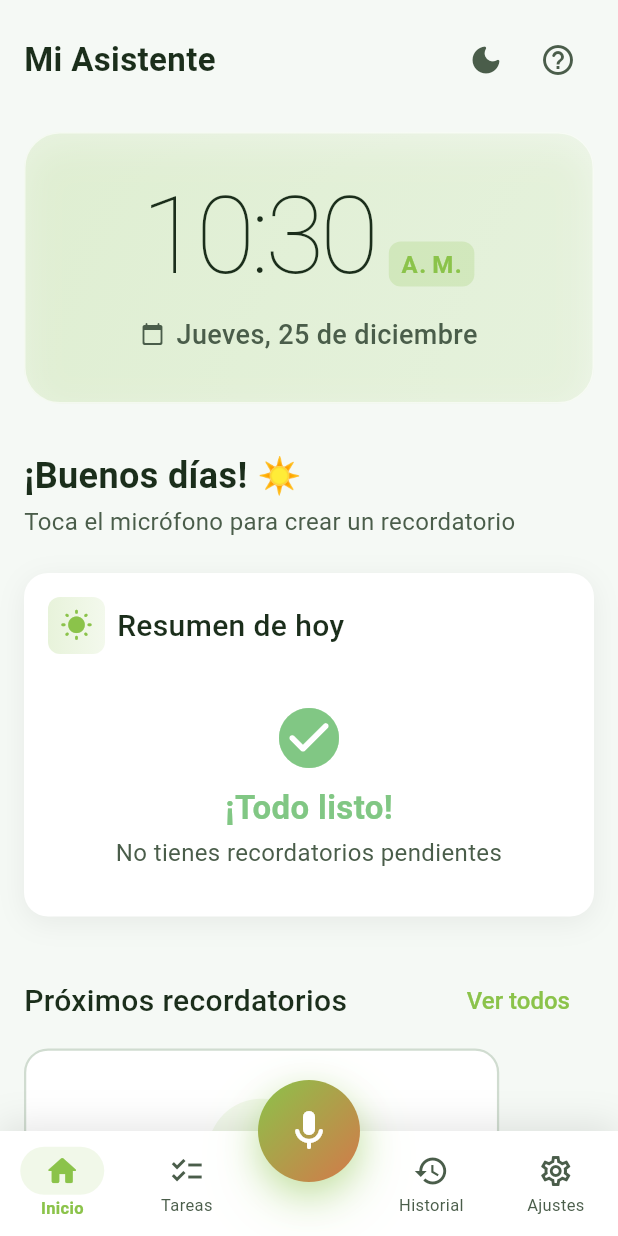
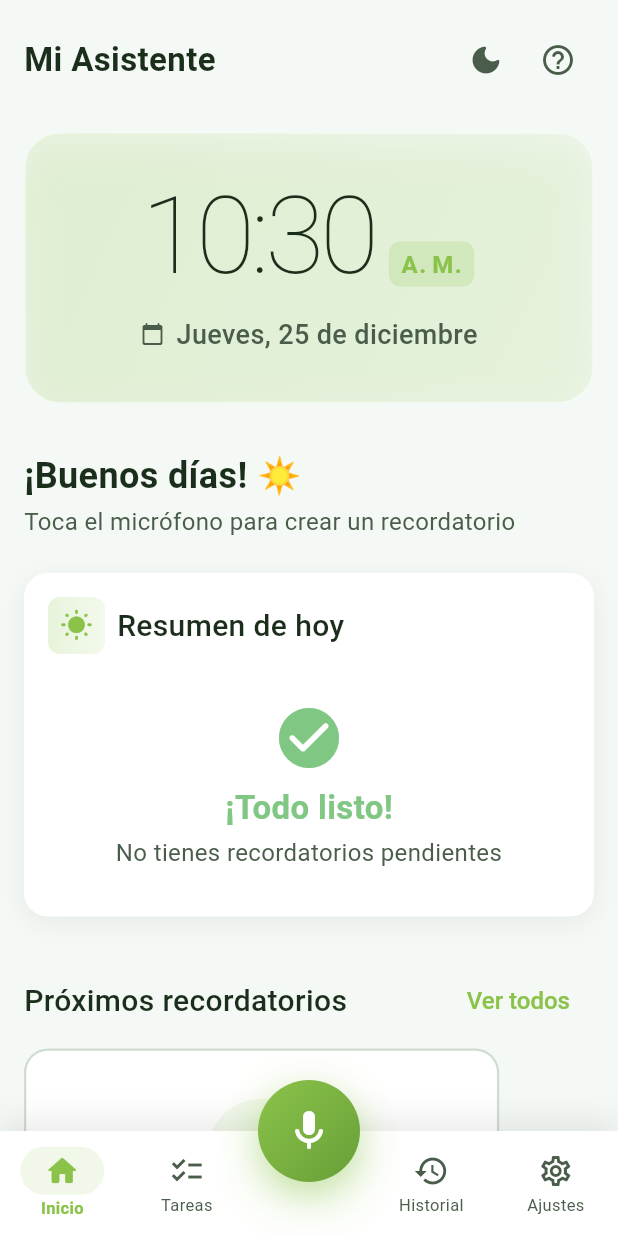
Before and after one commit to Tacuchi/let-me-know, a Flutter app: the screen it shows after launch, on a phone screen of 412 x 824 dp. Run offline on Flutter 3.47's test engine with Material 3 defaults, Android fonts, the phone set to English and light mode, and no system bars; our stand-ins replace drift, equatable, flutter_bloc, flutter_local_notifications, flutter_timezone, get_it and 5 more; accounts and stored records are empty; generated files the repository leaves out were written again; statements that could not run were skipped.

Commit message:
style: mejorar modo oscuro con fondos grises neutros
- Cambiar fondos oscuros de verde saturado a gris neutro (#121212, #1E1E1E, #2D2D2D)
- Eliminar naranja del gradiente del FAB (ahora verde lima)
- Divisores oscuros ahora grises (#333333, #444444)
- Mantener acentos verde lima para contraste con fondo neutro

Co-Authored-By: Warp <agent@warp.dev>

```diff
--- a/lib/core/constants/app_colors.dart
+++ b/lib/core/constants/app_colors.dart
@@ -45,10 +45,10 @@ abstract final class AppColors {
   // TEMA OSCURO
   // ==========================================================================
 
-  // Fondos oscuros con tinte verde - ajustados para buen contraste
-  static const Color bgPrimaryDark = Color(0xFF121A12);    // Fondo principal oscuro
-  static const Color bgSecondaryDark = Color(0xFF1E2D1E);  // Tarjetas/cards
-  static const Color bgTertiaryDark = Color(0xFF2A3D2A);   // Elementos elevados
+  // Fondos oscuros - gris neutro con tinte verde muy sutil
+  static const Color bgPrimaryDark = Color(0xFF121212);    // Gris casi negro
+  static const Color bgSecondaryDark = Color(0xFF1E1E1E);  // Gris oscuro para cards
+  static const Color bgTertiaryDark = Color(0xFF2D2D2D);   // Gris medio para elevados
 
   // Acentos en modo oscuro
   static const Color accentPrimaryDark = Color(0xFFAED581);   // Verde lima claro
@@ -59,9 +59,9 @@ abstract final class AppColors {
   static const Color textSecondaryDark = Color(0xFFB8D4B8); // Verde claro
   static const Color textHelperDark = Color(0xFF8CA88C);    // Verde medio
 
-  // Divisores en modo oscuro
-  static const Color dividerDark = Color(0xFF2E4A2E);      // Verde oscuro
-  static const Color outlineDark = Color(0xFF3D5C3D);
+  // Divisores en modo oscuro - grises neutros
+  static const Color dividerDark = Color(0xFF333333);      // Gris oscuro
+  static const Color outlineDark = Color(0xFF444444);      // Gris medio
 
   // ==========================================================================
   // ESTADOS
--- a/lib/router/app_router.dart
+++ b/lib/router/app_router.dart
@@ -186,8 +186,8 @@ class _MainShellState extends State<MainShell> with TickerProviderStateMixin {
         ? AppColors.accentPrimaryDark
         : AppColors.accentPrimary;
     final gradientEnd = isDark
-        ? const Color(0xFFE8956A)
-        : const Color(0xFFD4784A);
+        ? AppColors.accentTertiary
+        : AppColors.accentTertiary;
 
     return ScaleTransition(
       scale: _fabScaleAnimation,
```
